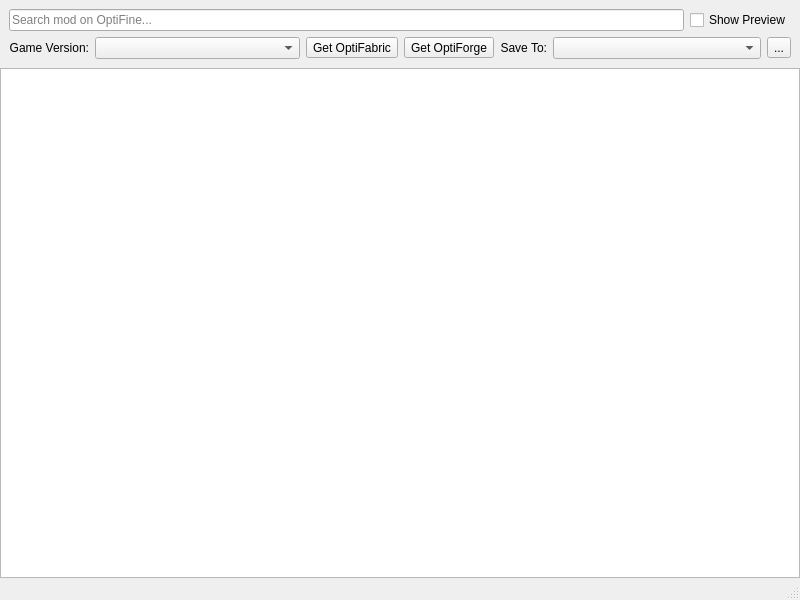
First picture: the form in src/ui/optifine/optifinemodbrowser.ui, repository kaniol-lck/modmanager, before the edit.
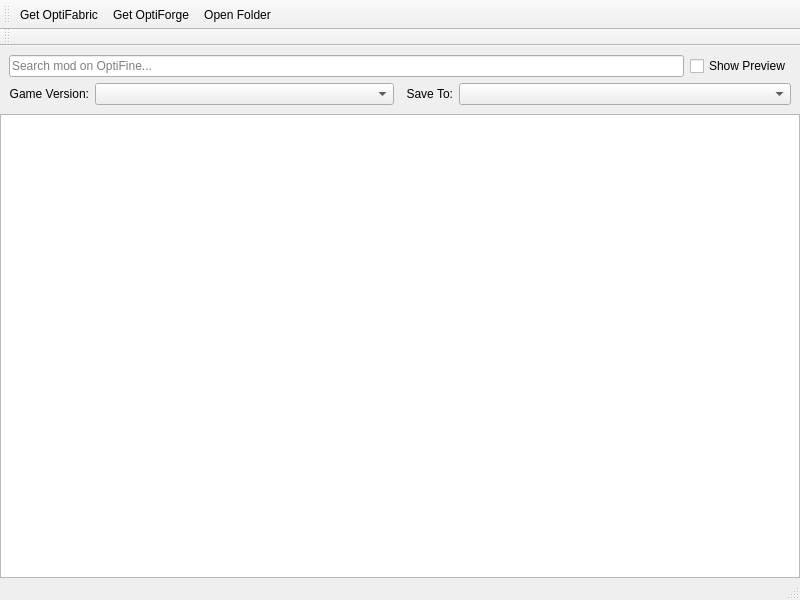
Second picture: the form after the edit. Icons and pictures are not drawn.

```diff
--- a/src/ui/optifine/optifinemodbrowser.ui
+++ b/src/ui/optifine/optifinemodbrowser.ui
@@ -33,106 +33,7 @@
     <item row="0" column="0">
      <widget class="QWidget" name="widget" native="true">
       <layout class="QGridLayout" name="gridLayout">
-       <item row="1" column="0">
-        <layout class="QHBoxLayout" name="horizontalLayout_2">
-         <item>
-          <widget class="QLabel" name="label">
-           <property name="sizePolicy">
-            <sizepolicy hsizetype="Minimum" vsizetype="Preferred">
-             <horstretch>0</horstretch>
-             <verstretch>0</verstretch>
-            </sizepolicy>
-           </property>
-           <property name="text">
-            <string>Game Version:</string>
-           </property>
-           <property name="alignment">
-            <set>Qt::AlignRight|Qt::AlignTrailing|Qt::AlignVCenter</set>
-           </property>
-          </widget>
-         </item>
-         <item>
-          <widget class="QComboBox" name="versionSelect">
-           <property name="sizePolicy">
-            <sizepolicy hsizetype="Expanding" vsizetype="Fixed">
-             <horstretch>0</horstretch>
-             <verstretch>0</verstretch>
-            </sizepolicy>
-           </property>
-          </widget>
-         </item>
-        </layout>
-       </item>
-       <item row="1" column="1">
-        <widget class="QToolButton" name="getOptiFabric">
-         <property name="text">
-          <string>Get OptiFabric</string>
-         </property>
-         <property name="icon">
-          <iconset resource="../../images/image.qrc">
-           <normaloff>:/image/curseforge.svg</normaloff>:/image/curseforge.svg</iconset>
-         </property>
-         <property name="toolButtonStyle">
-          <enum>Qt::ToolButtonTextBesideIcon</enum>
-         </property>
-        </widget>
-       </item>
-       <item row="1" column="2">
-        <widget class="QToolButton" name="getOptiForge">
-         <property name="text">
-          <string>Get OptiForge</string>
-         </property>
-         <property name="icon">
-          <iconset resource="../../images/image.qrc">
-           <normaloff>:/image/curseforge.svg</normaloff>:/image/curseforge.svg</iconset>
-         </property>
-         <property name="toolButtonStyle">
-          <enum>Qt::ToolButtonTextBesideIcon</enum>
-         </property>
-        </widget>
-       </item>
-       <item row="1" column="3">
-        <layout class="QHBoxLayout" name="horizontalLayout">
-         <item>
-          <widget class="QLabel" name="label_4">
-           <property name="sizePolicy">
-            <sizepolicy hsizetype="Minimum" vsizetype="Preferred">
-             <horstretch>0</horstretch>
-             <verstretch>0</verstretch>
-            </sizepolicy>
-           </property>
-           <property name="text">
-            <string>Save To:</string>
-           </property>
-           <property name="alignment">
-            <set>Qt::AlignRight|Qt::AlignTrailing|Qt::AlignVCenter</set>
-           </property>
-          </widget>
-         </item>
-         <item>
-          <widget class="QComboBox" name="downloadPathSelect">
-           <property name="sizePolicy">
-            <sizepolicy hsizetype="Expanding" vsizetype="Fixed">
-             <horstretch>0</horstretch>
-             <verstretch>0</verstretch>
-            </sizepolicy>
-           </property>
-          </widget>
-         </item>
-         <item>
-          <widget class="QToolButton" name="openFolderButton">
-           <property name="text">
-            <string>...</string>
-           </property>
-           <property name="icon">
-            <iconset theme="folder">
-             <normaloff>../curseforge</normaloff>../curseforge</iconset>
-           </property>
-          </widget>
-         </item>
-        </layout>
-       </item>
-       <item row="0" column="0" colspan="4">
+       <item row="0" column="0" colspan="3">
         <layout class="QHBoxLayout" name="horizontalLayout_3">
          <item>
           <widget class="QLineEdit" name="searchText">
@@ -159,6 +60,66 @@
          </item>
         </layout>
        </item>
+       <item row="1" column="2">
+        <layout class="QHBoxLayout" name="horizontalLayout">
+         <item>
+          <widget class="QLabel" name="label_4">
+           <property name="sizePolicy">
+            <sizepolicy hsizetype="Minimum" vsizetype="Preferred">
+             <horstretch>0</horstretch>
+             <verstretch>0</verstretch>
+            </sizepolicy>
+           </property>
+           <property name="text">
+            <string>Save To:</string>
+           </property>
+           <property name="alignment">
+            <set>Qt::AlignRight|Qt::AlignTrailing|Qt::AlignVCenter</set>
+           </property>
+          </widget>
+         </item>
+         <item>
+          <widget class="QComboBox" name="downloadPathSelect">
+           <property name="sizePolicy">
+            <sizepolicy hsizetype="Expanding" vsizetype="Fixed">
+             <horstretch>0</horstretch>
+             <verstretch>0</verstretch>
+            </sizepolicy>
+           </property>
+          </widget>
+         </item>
+        </layout>
+       </item>
+       <item row="1" column="0">
+        <layout class="QHBoxLayout" name="horizontalLayout_2">
+         <item>
+          <widget class="QLabel" name="label">
+           <property name="sizePolicy">
+            <sizepolicy hsizetype="Minimum" vsizetype="Preferred">
+             <horstretch>0</horstretch>
+             <verstretch>0</verstretch>
+            </sizepolicy>
+           </property>
+           <property name="text">
+            <string>Game Version:</string>
+           </property>
+           <property name="alignment">
+            <set>Qt::AlignRight|Qt::AlignTrailing|Qt::AlignVCenter</set>
+           </property>
+          </widget>
+         </item>
+         <item>
+          <widget class="QComboBox" name="versionSelect">
+           <property name="sizePolicy">
+            <sizepolicy hsizetype="Expanding" vsizetype="Fixed">
+             <horstretch>0</horstretch>
+             <verstretch>0</verstretch>
+            </sizepolicy>
+           </property>
+          </widget>
+         </item>
+        </layout>
+       </item>
       </layout>
      </widget>
     </item>
@@ -182,6 +143,60 @@
    </property>
   </widget>
   <widget class="QStatusBar" name="statusbar"/>
+  <widget class="QToolBar" name="toolBar">
+   <property name="windowTitle">
+    <string>toolBar</string>
+   </property>
+   <property name="toolButtonStyle">
+    <enum>Qt::ToolButtonTextBesideIcon</enum>
+   </property>
+   <attribute name="toolBarArea">
+    <enum>TopToolBarArea</enum>
+   </attribute>
+   <attribute name="toolBarBreak">
+    <bool>false</bool>
+   </attribute>
+   <addaction name="actionGet_OptiFabric"/>
+   <addaction name="actionGet_OptiForge"/>
+   <addaction name="actionOpen_Folder"/>
+  </widget>
+  <widget class="QToolBar" name="searchBar">
+   <property name="windowTitle">
+    <string>toolBar_2</string>
+   </property>
+   <attribute name="toolBarArea">
+    <enum>TopToolBarArea</enum>
+   </attribute>
+   <attribute name="toolBarBreak">
+    <bool>true</bool>
+   </attribute>
+  </widget>
+  <action name="actionGet_OptiFabric">
+   <property name="icon">
+    <iconset resource="../../images/image.qrc">
+     <normaloff>:/image/curseforge.svg</normaloff>:/image/curseforge.svg</iconset>
+   </property>
+   <property name="text">
+    <string>Get OptiFabric</string>
+   </property>
+  </action>
+  <action name="actionGet_OptiForge">
+   <property name="icon">
+    <iconset resource="../../images/image.qrc">
+     <normaloff>:/image/curseforge.svg</normaloff>:/image/curseforge.svg</iconset>
+   </property>
+   <property name="text">
+    <string>Get OptiForge</string>
+   </property>
+  </action>
+  <action name="actionOpen_Folder">
+   <property name="icon">
+    <iconset theme="folder"/>
+   </property>
+   <property name="text">
+    <string>Open Folder</string>
+   </property>
+  </action>
  </widget>
  <resources>
   <include location="../../images/image.qrc"/>
```
